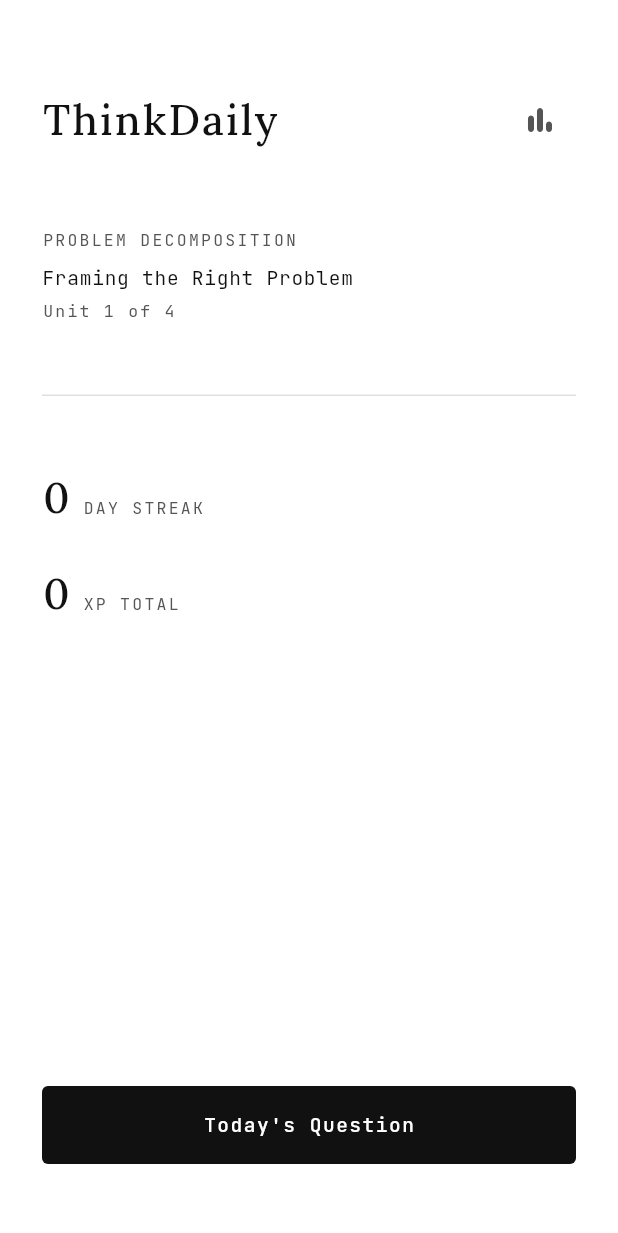
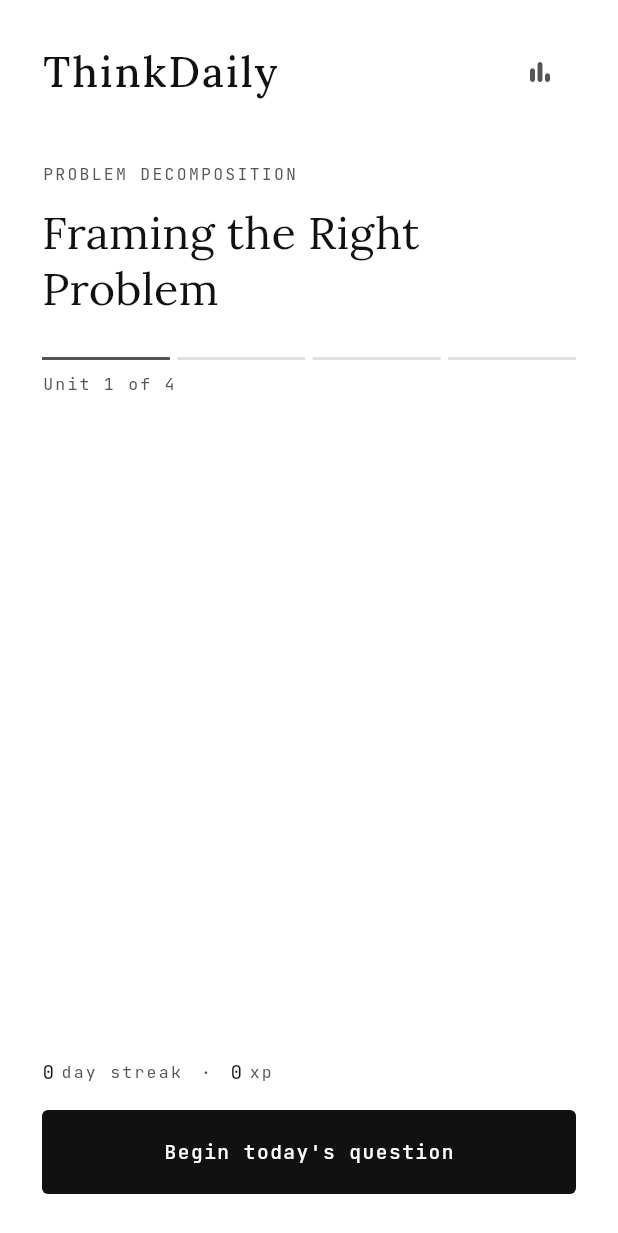
Before and after one commit to hungHoni/ThinkDaily, a Flutter app: the screen it shows after launch, on a phone screen of 412 x 824 dp. Shown: the top 1233 px of the screen. Run offline on Flutter 3.47's test engine with Material 3 defaults, Android fonts, the phone set to English and light mode, and no system bars; our stand-ins replace flutter_animate, flutter_local_notifications, flutter_riverpod, freezed_annotation, go_router, google_fonts and 3 more; generated files the repository leaves out were written again.

Commit message:
redesign: HomeScreen — clean layout, prominent CTA, WordReveal newline fix
- HomeScreen: content top-aligned (track label → unit title → progress),
  single Spacer pushes to bottom, stats + full-width ElevatedButton as CTA.
  No dead space. Max width 480px for web. Card concept dropped.
- WordReveal: split by \n first so embedded newlines render as paragraph
  breaks instead of mid-sentence layout breaks on web.

Co-Authored-By: Claude Sonnet 4.6 <noreply@anthropic.com>

```diff
--- a/lib/features/home/presentation/screens/home_screen.dart
+++ b/lib/features/home/presentation/screens/home_screen.dart
@@ -1,10 +1,10 @@
 import 'package:flutter/material.dart';
 import 'package:flutter_riverpod/flutter_riverpod.dart';
 import 'package:go_router/go_router.dart';
+import 'package:google_fonts/google_fonts.dart';
 
 import 'package:think_daily/app/router.dart';
 import 'package:think_daily/core/theme/app_colors.dart';
-import 'package:think_daily/core/theme/app_spacing.dart';
 import 'package:think_daily/core/theme/app_text_styles.dart';
 import 'package:think_daily/features/history/data/sources/streak_service.dart';
 import 'package:think_daily/features/history/data/sources/xp_service.dart';
@@ -49,7 +49,8 @@ class HomeScreen extends ConsumerWidget {
     final track = tracks.firstWhere((t) => t.id == _trackId);
 
     final completedToday = progressSvc.hasCompletedToday(_trackId);
-    final currentUnit = units.isNotEmpty && progress.currentUnitIndex < units.length
+    final currentUnit =
+        units.isNotEmpty && progress.currentUnitIndex < units.length
             ? units[progress.currentUnitIndex]
             : null;
     final completedUnits = progress.currentUnitIndex;
@@ -57,82 +58,127 @@ class HomeScreen extends ConsumerWidget {
     return Scaffold(
       backgroundColor: AppColors.background,
       body: SafeArea(
+        child: Center(
+          child: ConstrainedBox(
+            constraints: const BoxConstraints(maxWidth: 480),
             child: Padding(
-          padding: AppSpacing.pagePadding,
+              padding: const EdgeInsets.fromLTRB(28, 24, 28, 28),
               child: Column(
                 crossAxisAlignment: CrossAxisAlignment.start,
                 children: [
-              const SizedBox(height: AppSpacing.xl),
+                  // ── Header ──────────────────────────────────────
                   Row(
                     children: [
-                  Expanded(
-                    child: Text('ThinkDaily', style: AppTextStyles.appTitle),
-                  ),
+                      Text('ThinkDaily', style: AppTextStyles.appTitle),
+                      const Spacer(),
                       IconButton(
                         onPressed: () => context.push(AppRoutes.stats),
                         icon: const Icon(
                           Icons.bar_chart_rounded,
                           color: AppColors.textSecondary,
+                          size: 20,
                         ),
                         padding: EdgeInsets.zero,
                         constraints: const BoxConstraints(),
                       ),
                     ],
                   ),
-              const SizedBox(height: AppSpacing.xxl),
 
-              // Track + unit info
+                  const SizedBox(height: 36),
+
+                  // ── Track label ──────────────────────────────────
                   Text(
                     track.title.toUpperCase(),
                     style: AppTextStyles.categoryLabel,
                   ),
-              const SizedBox(height: AppSpacing.sm),
+
+                  const SizedBox(height: 12),
+
+                  // ── Unit title ───────────────────────────────────
                   if (currentUnit != null)
-                Text(currentUnit.title, style: AppTextStyles.thinkingPattern),
-              const SizedBox(height: AppSpacing.xs),
+                    Text(
+                      currentUnit.title,
+                      style: GoogleFonts.lora(
+                        fontSize: 30,
+                        fontWeight: FontWeight.w400,
+                        color: AppColors.text,
+                        height: 1.25,
+                        letterSpacing: 0.1,
+                      ),
+                    ),
+
+                  const SizedBox(height: 28),
+
+                  // ── Progress ─────────────────────────────────────
+                  Row(
+                    children: [
+                      for (var i = 0; i < track.totalUnits; i++) ...[
+                        if (i > 0) const SizedBox(width: 5),
+                        Expanded(
+                          child: Container(
+                            height: 2,
+                            color: i < completedUnits
+                                ? AppColors.text
+                                : i == completedUnits
+                                    ? AppColors.textSecondary
+                                    : AppColors.border,
+                          ),
+                        ),
+                      ],
+                    ],
+                  ),
+
+                  const SizedBox(height: 8),
+
                   Text(
                     'Unit ${completedUnits + 1} of ${track.totalUnits}',
                     style: AppTextStyles.categoryLabel,
                   ),
 
-              const SizedBox(height: AppSpacing.xxl),
-              const Divider(height: 1, color: AppColors.border),
-              const SizedBox(height: AppSpacing.xxl),
-
-              // Streak + XP
-              _StatRow(label: 'DAY STREAK', value: '${streakSvc.count}'),
-              const SizedBox(height: AppSpacing.lg),
-              _StatRow(label: 'XP TOTAL', value: '${xpSvc.total}'),
-
                   const Spacer(),
 
-              // CTA
-              if (completedToday) ...[
+                  // ── Stats ────────────────────────────────────────
+                  Row(
+                    children: [
                       Text(
-                  'Come back tomorrow.',
-                  style: AppTextStyles.doneMessage,
+                        '${streakSvc.count}',
+                        style: AppTextStyles.thinkingPattern,
                       ),
-                const SizedBox(height: AppSpacing.sm),
+                      const SizedBox(width: 4),
+                      Text('day streak', style: AppTextStyles.categoryLabel),
+                      Padding(
+                        padding: const EdgeInsets.symmetric(horizontal: 12),
+                        child: Text('·', style: AppTextStyles.categoryLabel),
+                      ),
                       Text(
-                  'One question a day builds the habit.',
-                  style: AppTextStyles.categoryLabel,
+                        '${xpSvc.total}',
+                        style: AppTextStyles.thinkingPattern,
                       ),
-              ] else ...[
+                      const SizedBox(width: 4),
+                      Text('xp', style: AppTextStyles.categoryLabel),
+                    ],
+                  ),
+
+                  const SizedBox(height: 16),
+
+                  // ── CTA ──────────────────────────────────────────
+                  if (completedToday)
+                    const _CompletedState()
+                  else
                     SizedBox(
                       width: double.infinity,
-                  height: 52,
+                      height: 56,
                       child: ElevatedButton(
                         onPressed: () => context.push(AppRoutes.problem),
                         child: Text(
-                      "Today's Question",
+                          "Begin today's question",
                           style: AppTextStyles.buttonLabel,
                         ),
                       ),
                     ),
                 ],
-
-              const SizedBox(height: AppSpacing.lg),
-            ],
+              ),
+            ),
           ),
         ),
       ),
@@ -140,21 +186,20 @@ class HomeScreen extends ConsumerWidget {
   }
 }
 
-class _StatRow extends StatelessWidget {
-  const _StatRow({required this.label, required this.value});
-
-  final String label;
-  final String value;
+class _CompletedState extends StatelessWidget {
+  const _CompletedState();
 
   @override
   Widget build(BuildContext context) {
-    return Row(
-      crossAxisAlignment: CrossAxisAlignment.baseline,
-      textBaseline: TextBaseline.alphabetic,
+    return Column(
+      crossAxisAlignment: CrossAxisAlignment.start,
       children: [
-        Text(value, style: AppTextStyles.appTitle),
-        const SizedBox(width: AppSpacing.sm),
-        Text(label, style: AppTextStyles.categoryLabel),
+        Text('Done for today.', style: AppTextStyles.doneMessage),
+        const SizedBox(height: 4),
+        Text(
+          'One question a day builds the habit.',
+          style: AppTextStyles.categoryLabel,
+        ),
       ],
     );
   }
```
Also changed, not shown: 2 other files. Lines whose indentation alone changed are shown as unchanged.
